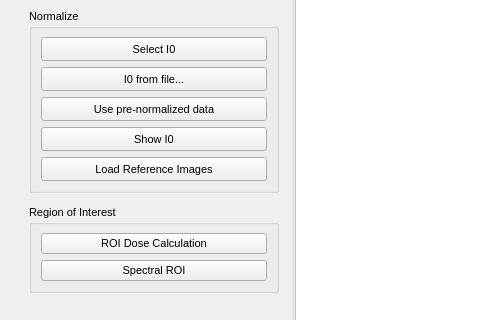
Before: the Qt Designer form mantis_xray/pagestack.ui in mlerotic/spectromicroscopy, drawn with Qt 5; both pictures show x 0 to 480 and y 190 to 510 of the 1024 by 880 pixel window.
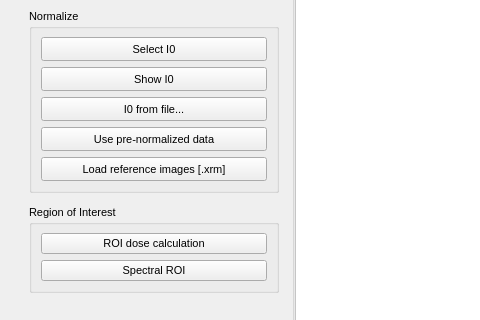
After: the same form once the commit is applied. Custom widgets are drawn as their Qt base class.

Commit message: I0 ref img loading && GUI tweaks

Diff of the .ui file:
```diff
--- a/mantis_xray/pagestack.ui
+++ b/mantis_xray/pagestack.ui
@@ -224,32 +224,6 @@
               </property>
              </widget>
             </item>
-            <item>
-             <widget class="QPushButton" name="button_i0ffile">
-              <property name="minimumSize">
-               <size>
-                <width>0</width>
-                <height>24</height>
-               </size>
-              </property>
-              <property name="text">
-               <string>I0 from file...</string>
-              </property>
-             </widget>
-            </item>
-            <item>
-             <widget class="QPushButton" name="button_prenorm">
-              <property name="minimumSize">
-               <size>
-                <width>0</width>
-                <height>24</height>
-               </size>
-              </property>
-              <property name="text">
-               <string>Use pre-normalized data</string>
-              </property>
-             </widget>
-            </item>
             <item>
              <widget class="QPushButton" name="button_showi0">
               <property name="minimumSize">
@@ -275,6 +249,32 @@
               </property>
              </widget>
             </item>
+            <item>
+             <widget class="QPushButton" name="button_i0ffile">
+              <property name="minimumSize">
+               <size>
+                <width>0</width>
+                <height>24</height>
+               </size>
+              </property>
+              <property name="text">
+               <string>I0 from file...</string>
+              </property>
+             </widget>
+            </item>
+            <item>
+             <widget class="QPushButton" name="button_prenorm">
+              <property name="minimumSize">
+               <size>
+                <width>0</width>
+                <height>24</height>
+               </size>
+              </property>
+              <property name="text">
+               <string>Use pre-normalized data</string>
+              </property>
+             </widget>
+            </item>
             <item>
              <widget class="QPushButton" name="button_refimgs">
               <property name="minimumSize">
@@ -284,7 +284,7 @@
                </size>
               </property>
               <property name="text">
-               <string>Load Reference Images</string>
+               <string>Load reference images [.xrm]</string>
               </property>
              </widget>
             </item>
@@ -330,7 +330,7 @@
             <item>
              <widget class="QPushButton" name="button_ROIdosecalc">
               <property name="text">
-               <string>ROI Dose Calculation</string>
+               <string>ROI dose calculation</string>
               </property>
              </widget>
             </item>
```
The commit also changes 2 other files.
